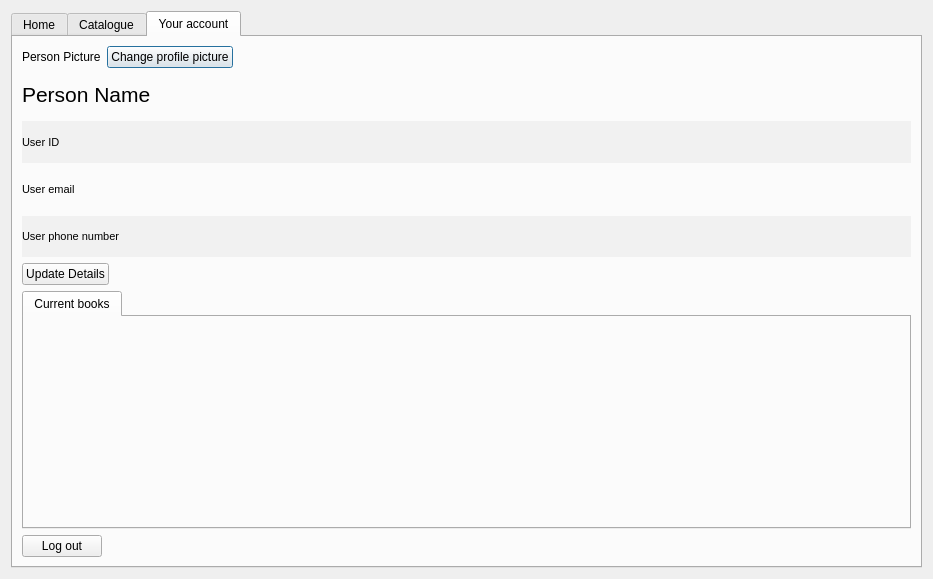
Before: the Qt Designer form NewWindowChur/catalogue.ui in jandrealyn/LibraryQtSystem, drawn with Qt 5.
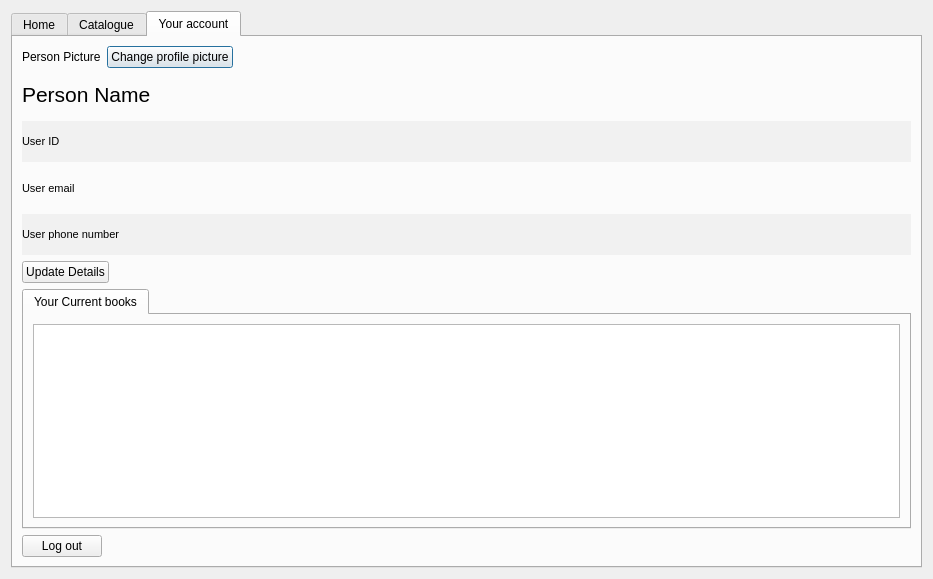
After: the same form once the commit is applied. Icons and pictures are not drawn.

```diff
--- a/NewWindowChur/catalogue.ui
+++ b/NewWindowChur/catalogue.ui
@@ -257,8 +257,13 @@
          </property>
          <widget class="QWidget" name="tab">
           <attribute name="title">
-           <string>Current books</string>
+           <string>Your Current books</string>
           </attribute>
+          <layout class="QHBoxLayout" name="horizontalLayout_2">
+           <item>
+            <widget class="QTableWidget" name="tableWidget_currentBooks"/>
+           </item>
+          </layout>
          </widget>
         </widget>
        </item>
```
